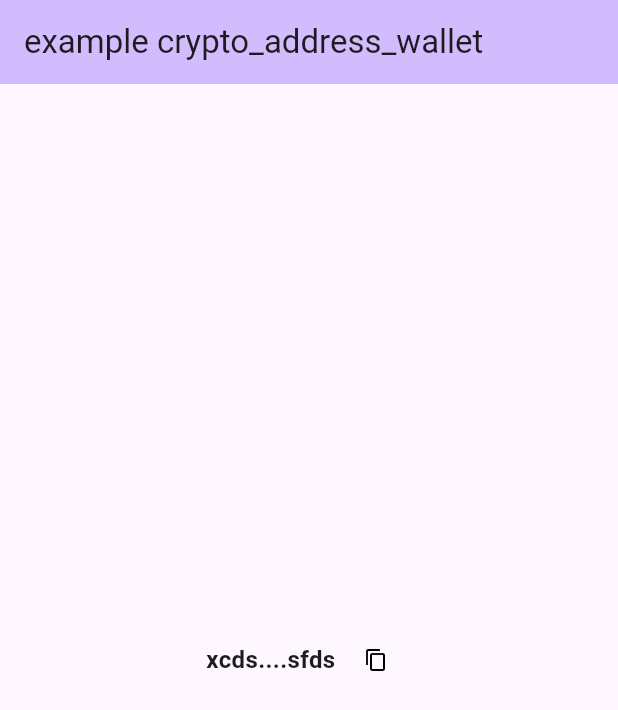
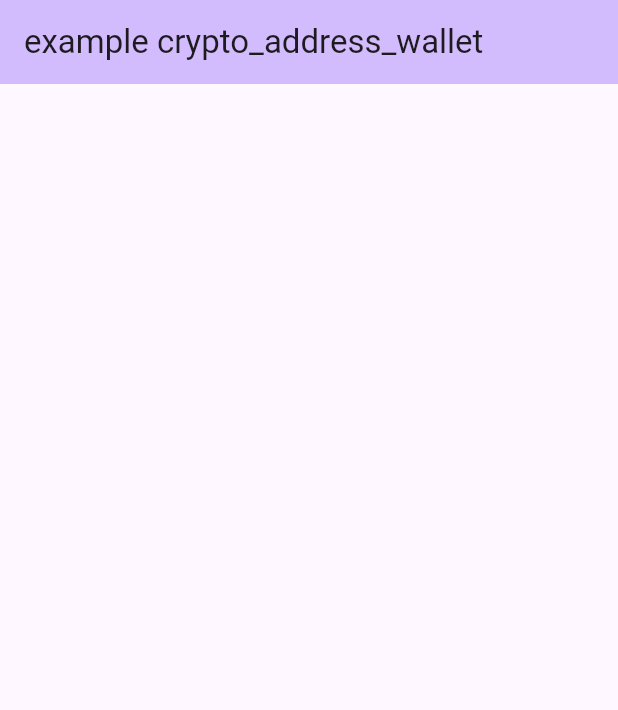
Before and after one commit to SwanFlutter/crypto_address_wallet, a Flutter app: the screen it shows after launch, on a phone screen of 412 x 824 dp. Shown: the top 710 px of the screen. Run offline on Flutter 3.47's test engine with Material 3 defaults, Android fonts, the light colour scheme and no system bars.

Commit message:
examle update

```diff
--- a/example/lib/main.dart
+++ b/example/lib/main.dart
@@ -1,4 +1,4 @@
-import 'package:crypto_address_wallet/crypto_address_wallet.dart';
+//import 'package:crypto_address_wallet/crypto_address_wallet.dart';
 import 'package:flutter/material.dart';
 
 void main() {
@@ -7,7 +7,6 @@ void main() {
 
 class MyApp extends StatelessWidget {
   const MyApp({super.key});
-
 
   @override
   Widget build(BuildContext context) {
@@ -23,33 +22,30 @@ class MyApp extends StatelessWidget {
 }
 
 class MyHomePage extends StatefulWidget {
-  const MyHomePage({super.key,});
-
-
+  const MyHomePage({
+    super.key,
+  });
 
   @override
   State<MyHomePage> createState() => _MyHomePageState();
 }
 
 class _MyHomePageState extends State<MyHomePage> {
-
   @override
   Widget build(BuildContext context) {
     return Scaffold(
       appBar: AppBar(
         backgroundColor: Theme.of(context).colorScheme.inversePrimary,
-
         title: Text("example crypto_address_wallet"),
       ),
       body: const Center(
-
         child: Column(
           mainAxisAlignment: MainAxisAlignment.center,
           children: <Widget>[
-           CryptoAddressWallet(
+            /* CryptoAddressWallet(
              hash: 'xcdscscsfsdfsdfdsfsfsdsddcvdsfsfds',
              isShowCopyIcon: true,
-           )
+           )*/
           ],
         ),
       ),
--- a/example/pubspec.yaml
+++ b/example/pubspec.yaml
@@ -19,7 +19,7 @@ publish_to: 'none' # Remove this line if you wish to publish to pub.dev
 version: 1.0.0+1
 
 environment:
-  sdk: '>=3.2.2 <4.0.0'
+  sdk: '>=3.0.0 <4.0.0'
 
 # Dependencies specify other packages that your package needs in order to work.
 # To automatically upgrade your package dependencies to the latest versions
@@ -35,8 +35,7 @@ dependencies:
   # The following adds the Cupertino Icons font to your application.
   # Use with the CupertinoIcons class for iOS style icons.
   cupertino_icons: ^1.0.2
-  crypto_address_wallet:
-    path: G:\Android\Pakege\crypto_address_wallet
+
 
 dev_dependencies:
   flutter_test:
--- a/pubspec.yaml
+++ b/pubspec.yaml
@@ -4,7 +4,7 @@ version: 1.0.0
 homepage: https://github.com/SwanFlutter/crypto_address_wallet
 
 environment:
-  sdk: '>=3.2.2 <4.0.0'
+  sdk: '>=3.0.0 <4.0.0'
   flutter: ">=1.17.0"
 
 dependencies:
```
Also changed, not shown: example/pubspec.lock.
